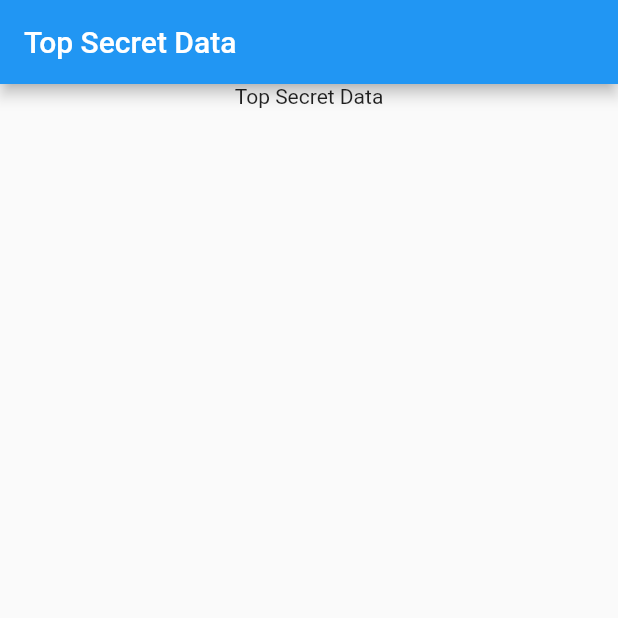
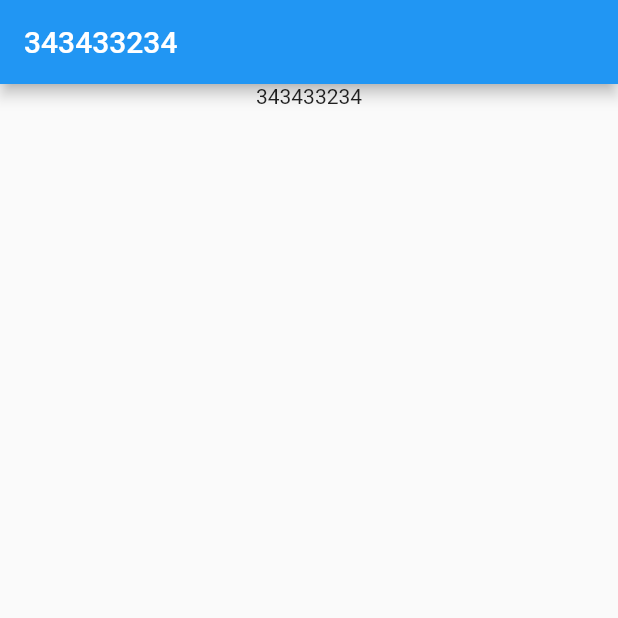
Before and after one commit to NowoCodes/learning_provider, a Flutter app: the screen it shows after launch, on a phone screen of 412 x 824 dp, the top half of it. Run offline on Flutter 3.47's test engine with Material 2 defaults, Android fonts, the phone set to English and light mode, and no system bars.

Commit message:
Utilising Provider(Basic)

```diff
--- a/lib/main.dart
+++ b/lib/main.dart
@@ -1,58 +1,53 @@
 import 'package:flutter/material.dart';
+import 'package:provider/provider.dart';
 
 void main() {
   runApp(MyApp());
 }
 
 class MyApp extends StatelessWidget {
-  final String data = 'Top Secret Data';
+  final String data = '343433234';
 
   @override
   Widget build(BuildContext context) {
-    return MaterialApp(
-      home: Scaffold(
-        appBar: AppBar(
-          title: Text(data),
+    return Provider<String>(
+      create: (context) => data,
+      child: MaterialApp(
+        home: Scaffold(
+          appBar: AppBar(
+            title: Text(data),
+          ),
+          body: Level1(),
         ),
-        body: Level1(data),
       ),
     );
   }
 }
 
 class Level1 extends StatelessWidget {
-  final String data;
-  Level1(this.data);
-
   @override
   Widget build(BuildContext context) {
     return Container(
-      child: Level2(data),
+      child: Level2(),
     );
   }
 }
 
 class Level2 extends StatelessWidget {
-  final String data;
-  Level2(this.data);
-
   @override
   Widget build(BuildContext context) {
     return Column(
       children: [
         Container(),
-        Level3(data),
+        Level3(),
       ],
     );
   }
 }
 
 class Level3 extends StatelessWidget {
-  final String data;
-  Level3(this.data);
-
   @override
   Widget build(BuildContext context) {
-    return Text(data);
+    return Text(Provider.of<String>(context));
   }
 }
```
Also changed, not shown: pubspec.yaml (+1 -53 lines), pubspec.lock.
